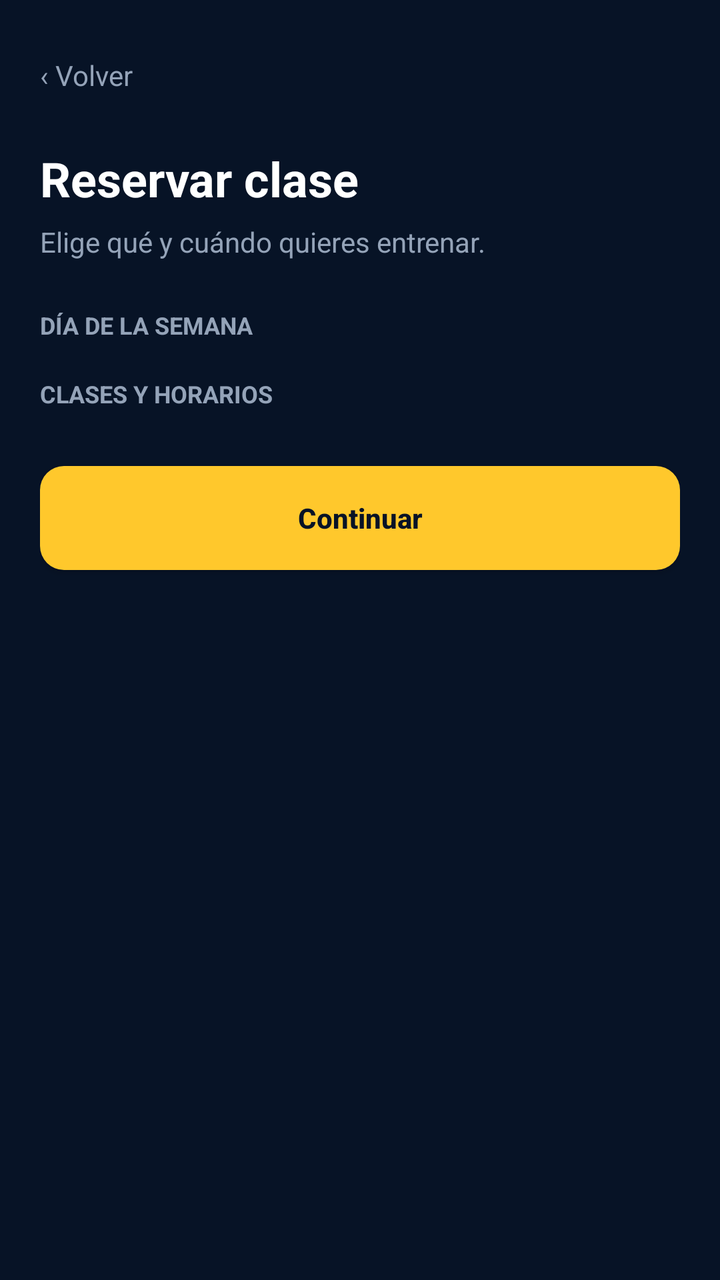
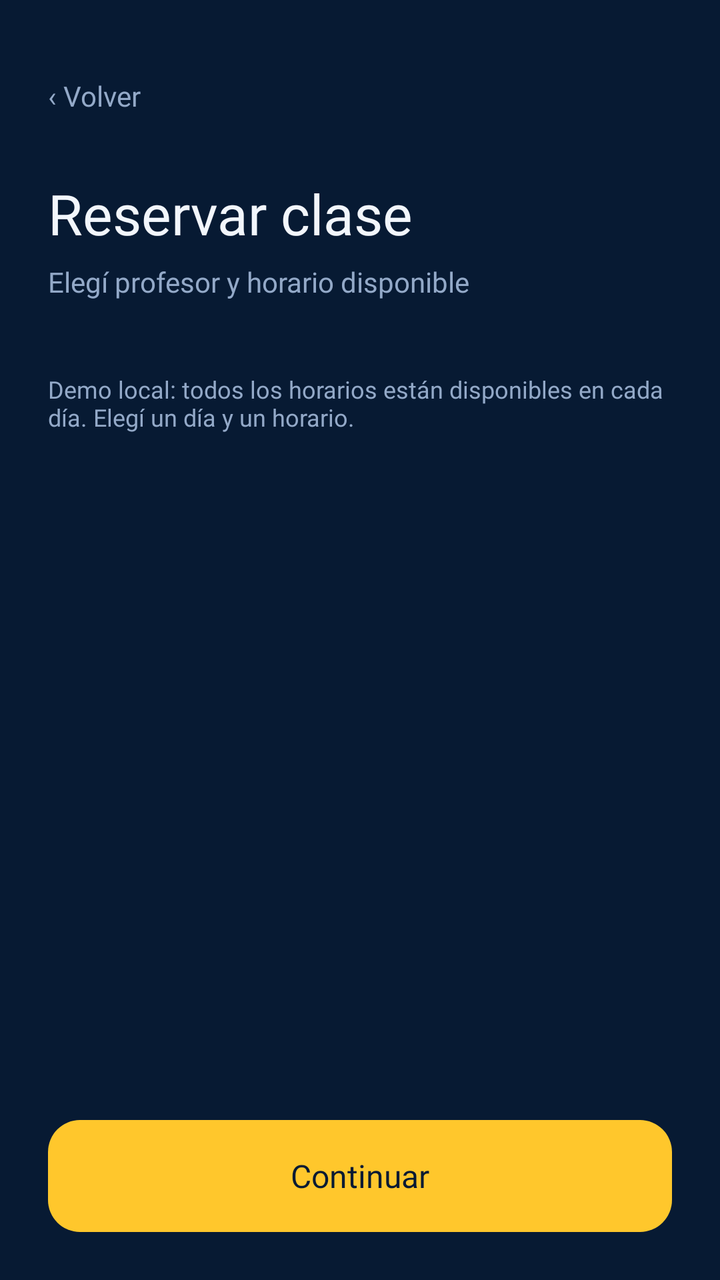

An Android layout rendered at two revisions. The XML below is the earlier revision; the diff shows what the commit changed to produce the second picture.
<!-- AndroidManifest.xml: application theme Theme.AppCompat.DayNight.NoActionBar -->
<!-- res/layout/activity_reservation.xml -->
<?xml version="1.0" encoding="utf-8"?>
<ScrollView xmlns:android="http://schemas.android.com/apk/res/android"
    android:layout_width="match_parent"
    android:layout_height="match_parent"
    android:background="#071326"
    android:fillViewport="true">

    <LinearLayout
        android:layout_width="match_parent"
        android:layout_height="wrap_content"
        android:orientation="vertical"
        android:padding="20dp">

        <TextView
            android:id="@+id/backButton"
            android:layout_width="wrap_content"
            android:layout_height="wrap_content"
            android:paddingVertical="8dp"
            android:text="‹ Volver"
            android:textColor="#94A3B8"
            android:textSize="14sp" />

        <TextView
            android:id="@+id/reservationTitle"
            android:layout_width="wrap_content"
            android:layout_height="wrap_content"
            android:layout_marginTop="18dp"
            android:text="Reservar clase"
            android:textColor="#FFFFFF"
            android:textSize="24sp"
            android:textStyle="bold" />

        <TextView
            android:layout_width="wrap_content"
            android:layout_height="wrap_content"
            android:layout_marginTop="6dp"
            android:text="Elige qué y cuándo quieres entrenar."
            android:textColor="#94A3B8"
            android:textSize="14sp" />

        <TextView
            android:layout_width="wrap_content"
            android:layout_height="wrap_content"
            android:layout_marginTop="24dp"
            android:text="DÍA DE LA SEMANA"
            android:textColor="#94A3B8"
            android:textSize="12sp"
            android:textStyle="bold" />

        <LinearLayout
            android:id="@+id/dayChoices"
            android:layout_width="match_parent"
            android:layout_height="wrap_content"
            android:orientation="horizontal" />

        <TextView
            android:layout_width="wrap_content"
            android:layout_height="wrap_content"
            android:layout_marginTop="18dp"
            android:text="CLASES Y HORARIOS"
            android:textColor="#94A3B8"
            android:textSize="12sp"
            android:textStyle="bold" />

        <LinearLayout
            android:id="@+id/classChoices"
            android:layout_width="match_parent"
            android:layout_height="wrap_content"
            android:layout_marginTop="12dp"
            android:orientation="vertical" />

        <TextView
            android:id="@+id/selectionError"
            android:layout_width="match_parent"
            android:layout_height="wrap_content"
            android:padding="10dp"
            android:textColor="#FFFF6B6B"
            android:textSize="14sp"
            android:visibility="gone" />

        <androidx.appcompat.widget.AppCompatButton
            android:id="@+id/continueButton"
            android:layout_width="match_parent"
            android:layout_height="52dp"
            android:layout_marginTop="16dp"
            android:background="@drawable/bg_badge_yellow"
            android:text="Continuar"
            android:textAllCaps="false"
            android:textColor="#071326"
            android:textStyle="bold" />
    </LinearLayout>
</ScrollView>
<!-- resources referenced by this layout -->
<resources>
  <!-- drawable bg_badge_yellow (drawable) -->
  <?xml version="1.0" encoding="utf-8"?>
  <shape xmlns:android="http://schemas.android.com/apk/res/android"
      android:shape="rectangle">
      <solid android:color="#FFC82C" />
      <corners android:radius="12dp" />
  </shape>
</resources>

<!-- the commit's change to res/layout/activity_reservation.xml (unified diff, before → after) -->
@@ -1,92 +1,83 @@
 <?xml version="1.0" encoding="utf-8"?>
-<ScrollView xmlns:android="http://schemas.android.com/apk/res/android"
+<LinearLayout xmlns:android="http://schemas.android.com/apk/res/android"
+    android:id="@+id/reservasRoot"
     android:layout_width="match_parent"
     android:layout_height="match_parent"
-    android:background="#071326"
-    android:fillViewport="true">
+    android:background="#071A33"
+    android:orientation="vertical">
 
-    <LinearLayout
+    <ScrollView
+        android:layout_width="match_parent"
+        android:layout_height="0dp"
+        android:layout_weight="1"
+        android:fillViewport="true">
+        <LinearLayout
+            android:layout_width="match_parent"
+            android:layout_height="wrap_content"
+            android:orientation="vertical"
+            android:padding="24dp">
+            <TextView
+                android:id="@+id/backButton"
+                style="@style/reservas_body"
+                android:layout_width="wrap_content"
+                android:layout_height="wrap_content"
+                android:minHeight="48dp"
+                android:gravity="center_vertical"
+                android:text="@string/reservas_back" />
+            <TextView
+                android:id="@+id/reservationTitle"
+                style="@style/reservas_title"
+                android:layout_width="match_parent"
+                android:layout_height="wrap_content"
+                android:layout_marginTop="16dp"
+                android:text="@string/reservas_title" />
+            <TextView
+                style="@style/reservas_body"
+                android:layout_width="match_parent"
+                android:layout_height="wrap_content"
+                android:layout_marginTop="6dp"
+                android:text="@string/reservas_help" />
+            <HorizontalScrollView
+                android:layout_width="match_parent"
+                android:layout_height="wrap_content"
+                android:layout_marginTop="18dp"
+                android:fillViewport="true"
+                android:scrollbars="none">
+                <LinearLayout
+                    android:id="@+id/dayChoices"
+                    android:layout_width="wrap_content"
+                    android:layout_height="wrap_content"
+                    android:orientation="horizontal" />
+            </HorizontalScrollView>
+            <LinearLayout
+                android:id="@+id/classChoices"
+                android:layout_width="match_parent"
+                android:layout_height="wrap_content"
+                android:layout_marginTop="18dp"
+                android:orientation="vertical" />
+            <TextView
+                style="@style/reservas_caption"
+                android:layout_width="match_parent"
+                android:layout_height="wrap_content"
+                android:text="@string/reservas_available" />
+            <TextView
+                android:id="@+id/selectionError"
+                style="@style/access_text_error"
+                android:layout_width="match_parent"
+                android:layout_height="wrap_content"
+                android:layout_marginTop="12dp"
+                android:accessibilityLiveRegion="polite"
+                android:visibility="gone" />
+        </LinearLayout>
+    </ScrollView>
+    <androidx.appcompat.widget.AppCompatButton
+        android:id="@+id/continueButton"
+        style="@style/reservas_primary"
         android:layout_width="match_parent"
         android:layout_height="wrap_content"
-        android:orientation="vertical"
-        android:padding="20dp">
-
-        <TextView
-            android:id="@+id/backButton"
-            android:layout_width="wrap_content"
-            android:layout_height="wrap_content"
-            android:paddingVertical="8dp"
-            android:text="‹ Volver"
-            android:textColor="#94A3B8"
-            android:textSize="14sp" />
-
-        <TextView
-            android:id="@+id/reservationTitle"
-            android:layout_width="wrap_content"
-            android:layout_height="wrap_content"
-            android:layout_marginTop="18dp"
-            android:text="Reservar clase"
-            android:textColor="#FFFFFF"
-            android:textSize="24sp"
-            android:textStyle="bold" />
-
-        <TextView
-            android:layout_width="wrap_content"
-            android:layout_height="wrap_content"
-            android:layout_marginTop="6dp"
-            android:text="Elige qué y cuándo quieres entrenar."
-            android:textColor="#94A3B8"
-            android:textSize="14sp" />
-
-        <TextView
-            android:layout_width="wrap_content"
-            android:layout_height="wrap_content"
-            android:layout_marginTop="24dp"
-            android:text="DÍA DE LA SEMANA"
-            android:textColor="#94A3B8"
-            android:textSize="12sp"
-            android:textStyle="bold" />
-
-        <LinearLayout
-            android:id="@+id/dayChoices"
-            android:layout_width="match_parent"
-            android:layout_height="wrap_content"
-            android:orientation="horizontal" />
-
-        <TextView
-            android:layout_width="wrap_content"
-            android:layout_height="wrap_content"
-            android:layout_marginTop="18dp"
-            android:text="CLASES Y HORARIOS"
-            android:textColor="#94A3B8"
-            android:textSize="12sp"
-            android:textStyle="bold" />
-
-        <LinearLayout
-            android:id="@+id/classChoices"
-            android:layout_width="match_parent"
-            android:layout_height="wrap_content"
-            android:layout_marginTop="12dp"
-            android:orientation="vertical" />
-
-        <TextView
-            android:id="@+id/selectionError"
-            android:layout_width="match_parent"
-            android:layout_height="wrap_content"
-            android:padding="10dp"
-            android:textColor="#FFFF6B6B"
-            android:textSize="14sp"
-            android:visibility="gone" />
-
-        <androidx.appcompat.widget.AppCompatButton
-            android:id="@+id/continueButton"
-            android:layout_width="match_parent"
-            android:layout_height="52dp"
-            android:layout_marginTop="16dp"
-            android:background="@drawable/bg_badge_yellow"
-            android:text="Continuar"
-            android:textAllCaps="false"
-            android:textColor="#071326"
-            android:textStyle="bold" />
-    </LinearLayout>
-</ScrollView>
+        android:layout_marginStart="24dp"
+        android:layout_marginEnd="24dp"
+        android:layout_marginTop="12dp"
+        android:layout_marginBottom="24dp"
+        android:text="@string/reservas_continue" />
+</LinearLayout>
<!-- resource entries referenced after the edit -->
@@ -1,11 +1,101 @@
 <!-- resources referenced by this layout -->
 <resources>
-  <!-- drawable bg_badge_yellow (drawable) -->
+  <string name="reservas_available">Demo local: todos los horarios están disponibles en cada día. Elegí un día y un horario.</string>
+  <string name="reservas_back">‹ Volver</string>
+  <string name="reservas_continue">Continuar</string>
+  <string name="reservas_help">Elegí profesor y horario disponible</string>
+  <string name="reservas_title">Reservar clase</string>
+  <style name="access_text_error" parent="access_text_caption">
+          <item name="android:textColor">@color/access_error</item>
+      </style>
+  <style name="reservas_body" parent="access_text_body">
+          <item name="android:textColor">#93A9C8</item>
+      </style>
+  <style name="reservas_caption" parent="reservas_body">
+          <item name="android:textSize">12sp</item>
+      </style>
+  <style name="reservas_primary" parent="access_button">
+          <item name="android:background">@drawable/access_button_member</item>
+          <item name="android:textColor">#071A33</item>
+      </style>
+  <style name="reservas_title" parent="access_text_card_title">
+          <item name="android:fontFamily">@font/inter_bold</item>
+          <item name="fontFamily">@font/inter_bold</item>
+          <item name="android:textSize">28sp</item>
+          <item name="android:textColor">#F2F6FC</item>
+      </style>
+  <style name="access_text_caption" parent="access_text_body">
+          <item name="android:textSize">12sp</item>
+      </style>
+  <color name="access_error">#FF5A5F</color>
+  <style name="access_text_body" parent="TextAppearance.AppCompat">
+          <item name="fontFamily">@font/inter_regular</item>
+          <item name="android:fontFamily">@font/inter_regular</item>
+          <item name="android:textStyle">normal</item>
+          <item name="android:textSize">14sp</item>
+          <item name="android:textColor">@color/access_text_secondary</item>
+      </style>
+  <style name="access_button" parent="Widget.AppCompat.Button">
+          <item name="fontFamily">@font/inter_semibold</item>
+          <item name="android:fontFamily">@font/inter_semibold</item>
+          <item name="android:textStyle">normal</item>
+          <item name="android:textSize">16sp</item>
+          <item name="android:textColor">@color/access_on_accent</item>
+          <item name="textAllCaps">false</item>
+          <item name="android:textAllCaps">false</item>
+          <item name="android:layout_height">56dp</item>
+          <item name="android:minHeight">56dp</item>
+          <item name="android:minWidth">0dp</item>
+          <item name="android:gravity">center</item>
+          <item name="android:paddingStart">16dp</item>
+          <item name="android:paddingEnd">16dp</item>
+          <item name="android:paddingTop">0dp</item>
+          <item name="android:paddingBottom">0dp</item>
+          <item name="android:stateListAnimator">@null</item>
+          <item name="backgroundTint">@null</item>
+          <item name="android:backgroundTint">@null</item>
+          <item name="android:background">@drawable/access_button_member</item>
+      </style>
+  <!-- drawable access_button_member (drawable) -->
   <?xml version="1.0" encoding="utf-8"?>
-  <shape xmlns:android="http://schemas.android.com/apk/res/android"
-      android:shape="rectangle">
-      <solid android:color="#FFC82C" />
-      <corners android:radius="12dp" />
-  </shape>
+  <selector xmlns:android="http://schemas.android.com/apk/res/android">
+      <item android:state_enabled="false">
+          <shape android:shape="rectangle">
+              <solid android:color="@color/access_disabled" />
+              <corners android:radius="16dp" />
+          </shape>
+      </item>
+      <item android:state_pressed="true">
+          <shape android:shape="rectangle">
+              <solid android:color="@color/access_member_pressed" />
+              <corners android:radius="16dp" />
+          </shape>
+      </item>
+      <item android:state_focused="true">
+          <shape android:shape="rectangle">
+              <solid android:color="@color/access_member" />
+              <corners android:radius="16dp" />
+              <stroke android:width="2dp" android:color="@color/access_text_primary" />
+          </shape>
+      </item>
+      <item>
+          <shape android:shape="rectangle">
+              <solid android:color="@color/access_member" />
+              <corners android:radius="16dp" />
+          </shape>
+      </item>
+  </selector>
+  <style name="access_text_card_title" parent="access_text_body">
+          <item name="fontFamily">@font/inter_semibold</item>
+          <item name="android:fontFamily">@font/inter_semibold</item>
+          <item name="android:textSize">16sp</item>
+          <item name="android:textColor">@color/access_text_primary</item>
+      </style>
+  <color name="access_text_secondary">#93A9C8</color>
+  <color name="access_on_accent">#0A1B33</color>
+  <color name="access_disabled">#1E385C</color>
+  <color name="access_member_pressed">#D69E14</color>
+  <color name="access_member">#FFC72C</color>
+  <color name="access_text_primary">#F2F6FC</color>
 </resources>
 
